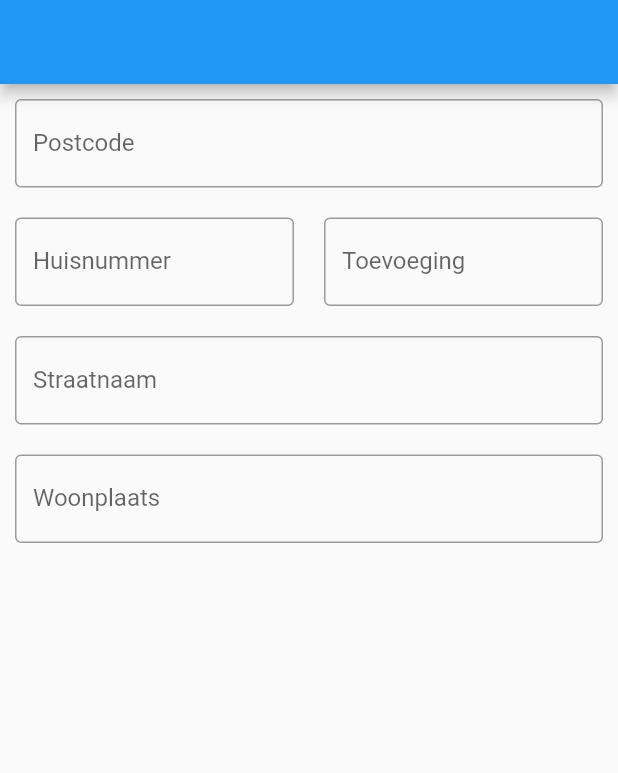
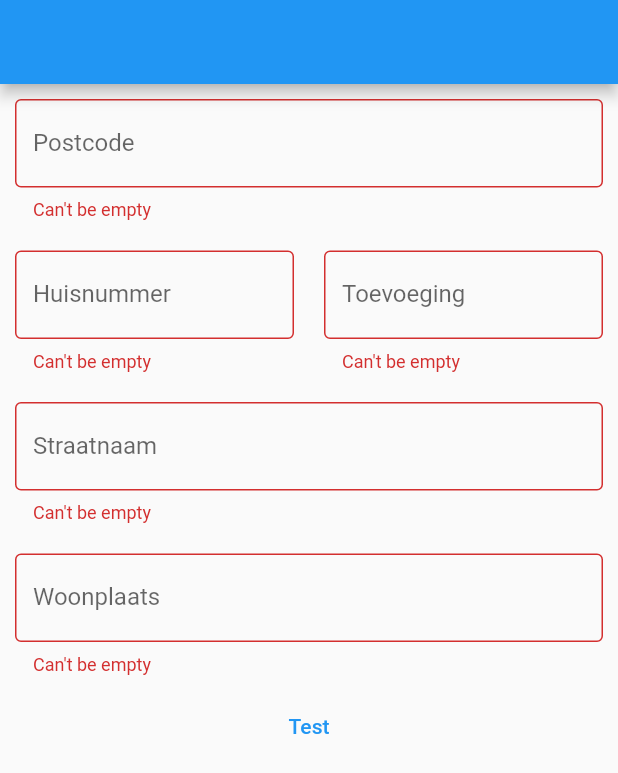
Before and after one commit to Iconica-Development/flutter_address_form, a Flutter app: the screen it shows after launch, on a phone screen of 412 x 824 dp. Shown: the top 773 px of the screen. Run offline on Flutter 3.47's test engine with Material 2 defaults, Android fonts, the phone set to English and light mode, and no system bars.

```diff
--- /dev/null
+++ b/lib/src/address_controller.dart
@@ -0,0 +1,13 @@
+import 'package:flutter/foundation.dart';
+
+class AddressController extends ChangeNotifier {
+  final String zipcode;
+  final int houseNumber;
+  final String prefix;
+  final String street;
+  final String city;
+
+  AddressController(this.zipcode, this.houseNumber, this.prefix, this.street, this.city);
+
+
+}
--- a/lib/src/address_form.dart
+++ b/lib/src/address_form.dart
@@ -1,8 +1,8 @@
 import 'package:flutter/material.dart';
-import 'package:flutter/widgets.dart';
+import 'package:flutter_address_form/src/models/address.dart';
 
 class AddressForm extends StatefulWidget {
-  AddressForm({Key? key}) : super(key: key);
+  const AddressForm({Key? key}) : super(key: key);
 
   @override
   State<AddressForm> createState() => _AddressFormState();
@@ -10,58 +10,146 @@ class AddressForm extends StatefulWidget {
 
 class _AddressFormState extends State<AddressForm> {
   final TextEditingController _zipcodeController = TextEditingController();
+  final TextEditingController _houseNumberController = TextEditingController();
+  final TextEditingController _prefixController = TextEditingController();
+  final TextEditingController _streetController = TextEditingController();
+  final TextEditingController _cityController = TextEditingController();
+
   final RegExp _zipcodeRegExp = RegExp(r'^[1-9][0-9]{3}\s?[a-zA-Z]{2}$');
   @override
   Widget build(BuildContext context) {
-    return Form(
-      child: Column(
+    return Column(
       children: [
-          _createField(
+        AddressFormTextField(
+          controller: _zipcodeController,
+          validator: (text) {
+            if (text.isEmpty) {
+              return 'Can\'t be empty';
+            }
+            if (!_zipcodeRegExp.hasMatch(text)) {
+              return 'Invalid zipcode';
+            }
+            return null;
+          },
           label: 'Postcode',
-            controller: _zipcodeController,
         ),
         Flexible(
           child: Row(
             children: [
-                _createField(
+              AddressFormTextField(
+                controller: _houseNumberController,
+                validator: (text) {
+                  if (text.isEmpty) {
+                    return 'Can\'t be empty';
+                  }
+                  if (text.length >= 3 || int.tryParse(text) == null) {
+                    return 'Invalid number';
+                  }
+                  return null;
+                },
                 label: 'Huisnummer',
-                  controller: TextEditingController(),
               ),
-                _createField(
+              AddressFormTextField(
+                controller: _prefixController,
+                validator: (text) {
+                  if (text.isEmpty) {
+                    return 'Can\'t be empty';
+                  }
+                  if (RegExp(r'/^[a-z]*$/').hasMatch(text) &&
+                      text.length != 1) {
+                    return 'Invalid prefix';
+                  }
+                  return null;
+                },
                 label: 'Toevoeging',
-                  controller: TextEditingController(),
               ),
             ],
           ),
         ),
-          _createField(
+        AddressFormTextField(
+          controller: _streetController,
+          validator: (text) {
+            if (text.isEmpty) {
+              return 'Can\'t be empty';
+            }
+            return null;
+          },
           label: 'Straatnaam',
-            controller: TextEditingController(),
         ),
-          _createField(
+        AddressFormTextField(
+          controller: _cityController,
+          validator: (text) {
+            if (text.isEmpty) {
+              return 'Can\'t be empty';
+            }
+            return null;
+          },
           label: 'Woonplaats',
-            controller: TextEditingController(),
+        ),
+        TextButton(
+          onPressed: () {},
+          child: Text('Test'),
         )
       ],
-      ),
     );
   }
 
-  Widget _createField(
-      {required String label, required TextEditingController controller}) {
+  @override
+  void dispose() {
+    _zipcodeController.dispose();
+    _houseNumberController.dispose();
+    _prefixController.dispose();
+    _streetController.dispose();
+    _cityController.dispose();
+    super.dispose();
+  }
+}
+
+class AddressFormTextField extends StatefulWidget {
+  final String label;
+  final TextEditingController controller;
+  final String? Function(String) validator;
+  AddressFormTextField({
+    Key? key,
+    required this.label,
+    required this.controller,
+    required this.validator,
+  }) : super(key: key);
+
+  @override
+  State<AddressFormTextField> createState() => _AddressFormTextFieldState();
+}
+
+class _AddressFormTextFieldState extends State<AddressFormTextField> {
+  final Address addressModel = Address();
+
+  String? get _errorText {
+    final text = widget.controller.value.text;
+    return widget.validator(text);
+  }
+
+  @override
+  void initState() {
+    super.initState();
+  }
+
+  @override
+  Widget build(BuildContext context) {
+    return ValueListenableBuilder<TextEditingValue>(
+        valueListenable: widget.controller,
+        builder: (context, value, _) {
           return Flexible(
             child: Container(
               margin: const EdgeInsets.all(10),
-        child: TextFormField(
-          validator: (value) {
-            print(_zipcodeRegExp.hasMatch(value!));
-          },
+              child: TextField(
+                controller: widget.controller,
                 decoration: InputDecoration(
-            label: Text(label),
+                    label: Text(widget.label),
                     border: const OutlineInputBorder(),
-          ),
+                    errorText: _errorText),
               ),
             ),
           );
+        });
   }
 }
--- /dev/null
+++ b/lib/src/models/address.dart
@@ -0,0 +1,30 @@
+class Address {
+  Address({
+    this.zipcode,
+    this.street,
+    this.housenumber,
+    this.suffix,
+    this.city,
+  });
+
+  final String? zipcode;
+  final String? street;
+  final int? housenumber;
+  final String? suffix;
+  final String? city;
+
+  Address copyWith({
+    String? zipcode,
+    String? street,
+    int? housenumber,
+    String? suffix,
+    String? city,
+  }) =>
+      Address(
+        zipcode: zipcode ?? this.zipcode,
+        street: street ?? this.street,
+        housenumber: housenumber ?? this.housenumber,
+        suffix: suffix ?? this.suffix,
+        city: city ?? this.city,
+      );
+}
```
Lines whose indentation alone changed are shown as unchanged.
